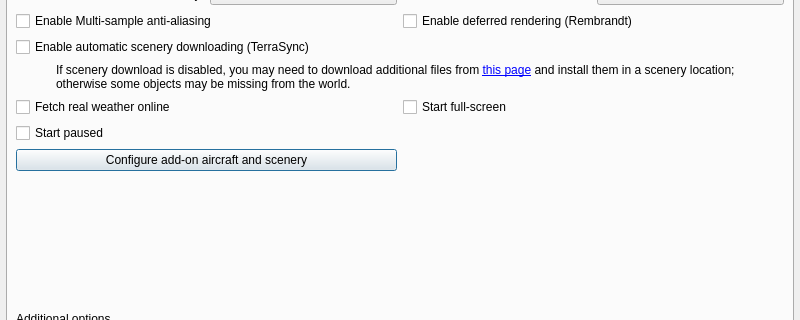
This is src/GUI/Launcher.ui in FlightGear/flightgear as Qt 5 draws it before an edit; both pictures show x 0 to 800 and y 192 to 512 of the 800 by 800 pixel window. The edited form follows.
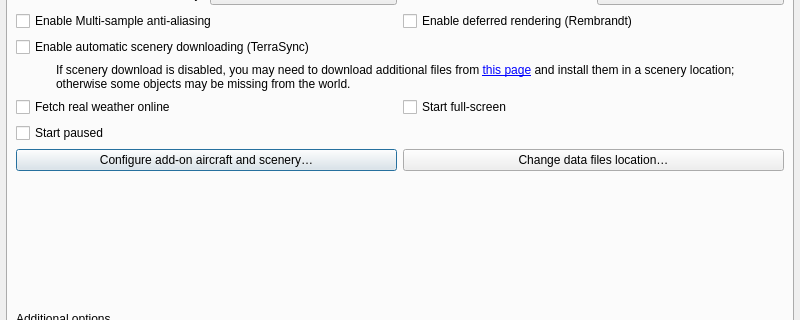
This is the edited form. The open tabs and pages were chosen to show the change. Custom widgets are drawn as their Qt base class.

Commit message:
Improved fg-root control from the Qt Launcher
- add a button to the main dialog, explaining how to adjust the
  fg-root path via the GUI
- tweak the GUI flow to support explicitly changing the path even
  when the default path is acceptable.

The edit to the form file:
```diff
--- a/src/GUI/Launcher.ui
+++ b/src/GUI/Launcher.ui
@@ -486,13 +486,20 @@
        <item row="6" column="0">
         <widget class="QPushButton" name="pathsButton">
          <property name="text">
-          <string>Configure add-on aircraft and scenery</string>
+          <string>Configure add-on aircraft and scenery…</string>
          </property>
          <property name="startupOnly" stdset="0">
           <bool>true</bool>
          </property>
         </widget>
        </item>
+       <item row="6" column="1">
+        <widget class="QPushButton" name="changeRootButton">
+         <property name="text">
+          <string>Change data files location…</string>
+         </property>
+        </widget>
+       </item>
       </layout>
      </widget>
     </widget>
```
Left out of the diff: 6 changed lines with no effect on the pictures. The commit also changes 7 other files.
